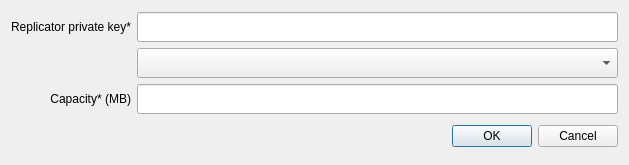
Old version of the form UserApp/ReplicatorOnBoardingDialog.ui in the repository proximax-storage/cpp-xpx-storage-user-app.
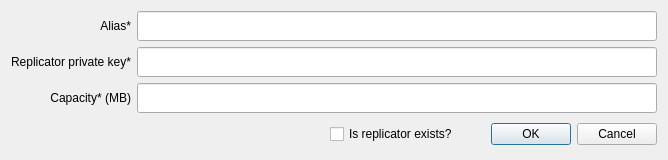
New version of the form.

Commit message: Improved onboarding/off-boarding dialogs

What changed in the file:
```diff
--- a/UserApp/ReplicatorOnBoardingDialog.ui
+++ b/UserApp/ReplicatorOnBoardingDialog.ui
@@ -6,8 +6,8 @@
    <rect>
     <x>0</x>
     <y>0</y>
-    <width>629</width>
-    <height>165</height>
+    <width>668</width>
+    <height>160</height>
    </rect>
   </property>
   <property name="windowTitle">
@@ -16,13 +16,19 @@
   <layout class="QVBoxLayout" name="verticalLayout">
    <item>
     <layout class="QGridLayout" name="gridLayout">
-     <item row="2" column="0">
-      <widget class="QLabel" name="label_2">
-       <property name="text">
-        <string>Capacity* (MB)</string>
+     <item row="2" column="1">
+      <widget class="QLineEdit" name="capacity">
+       <property name="minimumSize">
+        <size>
+         <width>450</width>
+         <height>30</height>
+        </size>
        </property>
-       <property name="alignment">
-        <set>Qt::AlignRight|Qt::AlignTrailing|Qt::AlignVCenter</set>
+       <property name="maximumSize">
+        <size>
+         <width>16777215</width>
+         <height>30</height>
+        </size>
        </property>
       </widget>
      </item>
@@ -34,15 +40,9 @@
          <height>30</height>
         </size>
        </property>
-       <property name="maximumSize">
-        <size>
-         <width>16777215</width>
-         <height>30</height>
-        </size>
-       </property>
       </widget>
      </item>
-     <item row="0" column="0">
+     <item row="1" column="0">
       <widget class="QLabel" name="label">
        <property name="text">
         <string>Replicator private key*</string>
@@ -52,24 +52,8 @@
        </property>
       </widget>
      </item>
-     <item row="2" column="1">
-      <widget class="QLineEdit" name="lineEdit_2">
-       <property name="minimumSize">
-        <size>
-         <width>450</width>
-         <height>30</height>
-        </size>
-       </property>
-       <property name="maximumSize">
-        <size>
-         <width>16777215</width>
-         <height>30</height>
-        </size>
-       </property>
-      </widget>
-     </item>
      <item row="1" column="1">
-      <widget class="QComboBox" name="comboBox">
+      <widget class="QLineEdit" name="replicatorKey">
        <property name="minimumSize">
         <size>
          <width>450</width>
@@ -84,7 +68,47 @@
        </property>
       </widget>
      </item>
-    </layout>
+     <item row="2" column="0">
+      <widget class="QLabel" name="label_2">
+       <property name="text">
+        <string>Capacity* (MB)</string>
+       </property>
+       <property name="alignment">
+        <set>Qt::AlignRight|Qt::AlignTrailing|Qt::AlignVCenter</set>
+       </property>
+      </widget>
+     </item>
+     <item row="0" column="0">
+      <widget class="QLabel" name="label_3">
+       <property name="text">
+        <string>Alias*</string>
+       </property>
+       <property name="alignment">
+        <set>Qt::AlignRight|Qt::AlignTrailing|Qt::AlignVCenter</set>
+       </property>
+      </widget>
+     </item>
+     <item row="3" column="1">
+      <layout class="QHBoxLayout" name="horizontalLayout_4">
+       <item>
+        <spacer name="horizontalSpacer">
+         <property name="orientation">
+          <enum>Qt::Horizontal</enum>
+         </property>
+         <property name="sizeHint" stdset="0">
+          <size>
+           <width>40</width>
+           <height>20</height>
+          </size>
+         </property>
+        </spacer>
+       </item>
+       <item>
+        <widget class="QCheckBox" name="checkBox">
+         <property name="text">
+          <string>Is replicator exists?</string>
+         </property>
+        </widget>
    </item>
    <item>
     <widget class="QDialogButtonBox" name="buttonBox">
@@ -107,6 +131,10 @@
       <set>QDialogButtonBox::Cancel|QDialogButtonBox::Ok</set>
      </property>
     </widget>
+       </item>
+      </layout>
+     </item>
+    </layout>
    </item>
   </layout>
  </widget>
```
Left out of the diff: 2 changed lines with no effect on the pictures. Lines whose indentation alone changed are shown as unchanged. The commit also changes 5 other files.
